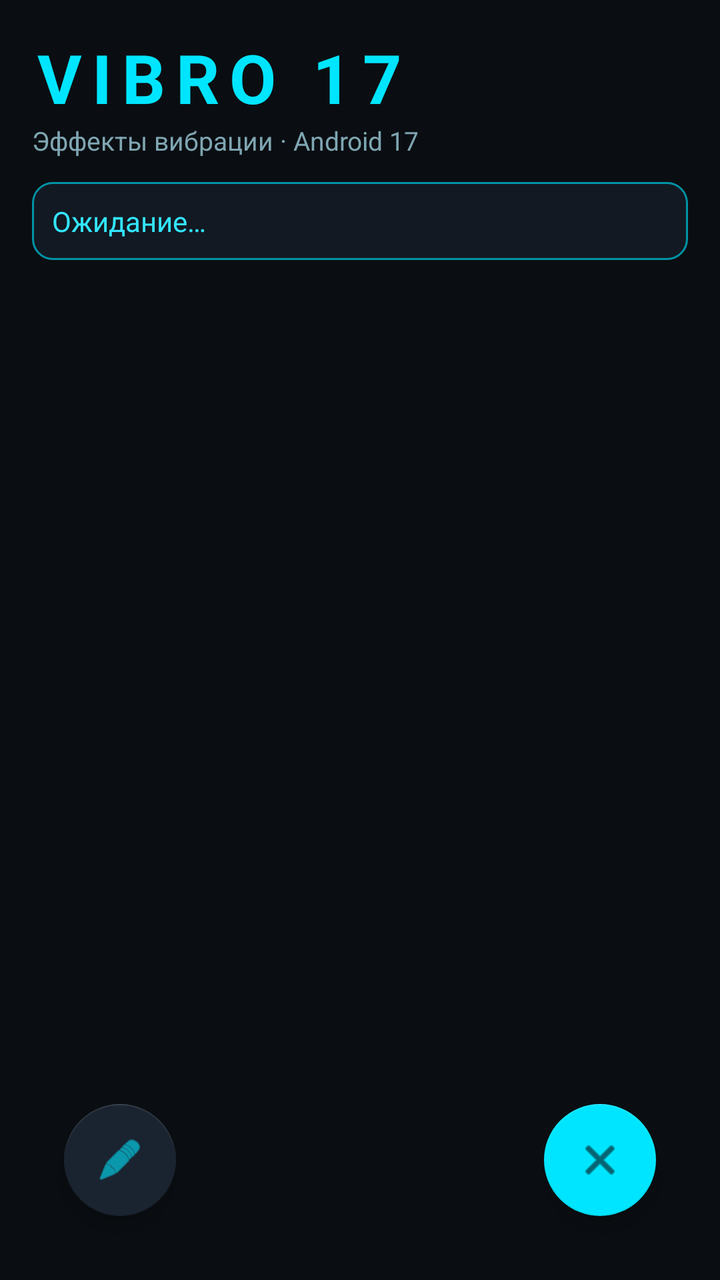
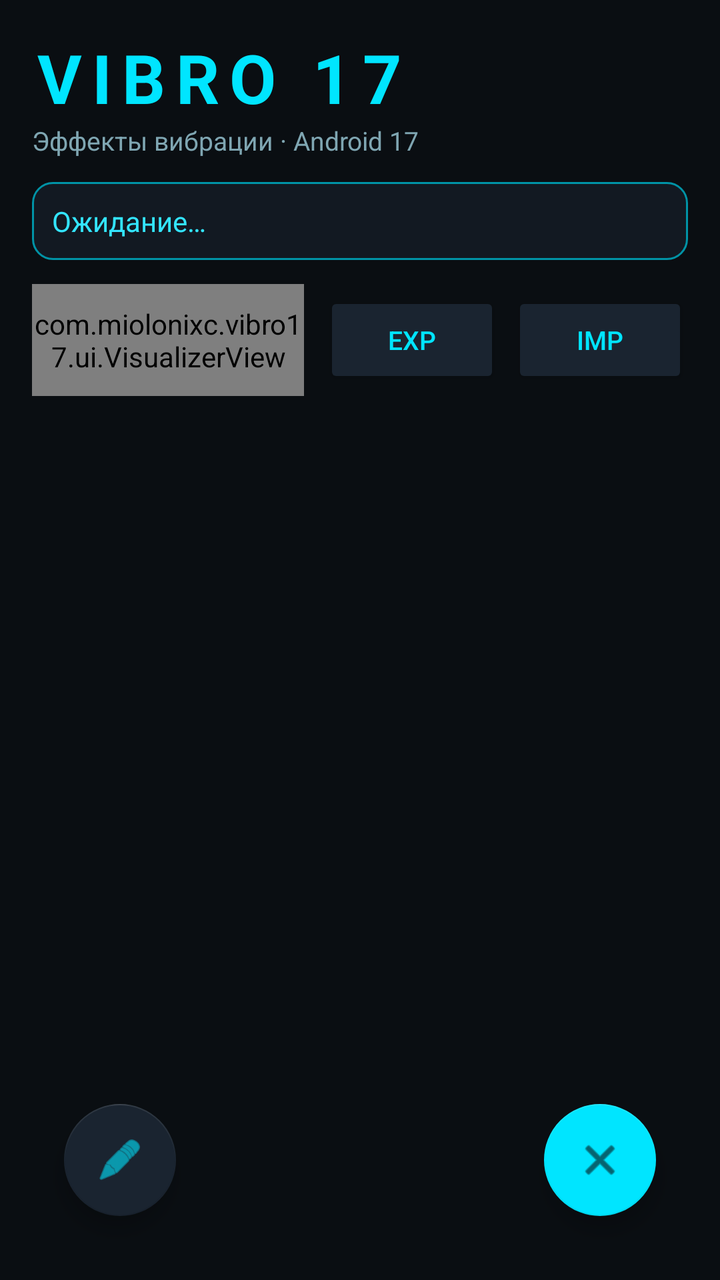

Two renders of the same Android screen: before a commit and after it. Below are the layout's source before the change and the commit's diff.
<!-- AndroidManifest.xml: application theme Theme.Vibro17 -->
<!-- res/layout/activity_main.xml -->
<?xml version="1.0" encoding="utf-8"?>
<androidx.constraintlayout.widget.ConstraintLayout
    xmlns:android="http://schemas.android.com/apk/res/android"
    xmlns:app="http://schemas.android.com/apk/res-auto"
    android:layout_width="match_parent"
    android:layout_height="match_parent"
    android:background="@color/black"
    android:padding="16dp">

    <TextView
        android:id="@+id/titleMain"
        android:layout_width="wrap_content"
        android:layout_height="wrap_content"
        android:text="@string/title_main"
        android:textSize="34sp"
        android:textStyle="bold"
        android:letterSpacing="0.15"
        android:textColor="@color/cyan"
        app:layout_constraintTop_toTopOf="parent"
        app:layout_constraintStart_toStartOf="parent" />

    <View
        android:id="@+id/liveDot"
        android:layout_width="12dp"
        android:layout_height="12dp"
        android:layout_marginStart="12dp"
        android:background="@drawable/bg_dot"
        android:visibility="invisible"
        app:layout_constraintBottom_toBottomOf="@id/titleMain"
        app:layout_constraintStart_toEndOf="@id/titleMain"
        app:layout_constraintTop_toTopOf="@id/titleMain" />

    <TextView
        android:id="@+id/subtitleMain"
        android:layout_width="wrap_content"
        android:layout_height="wrap_content"
        android:text="@string/subtitle_main"
        android:textSize="13sp"
        android:textColor="@color/text_secondary"
        app:layout_constraintTop_toBottomOf="@id/titleMain"
        app:layout_constraintStart_toStartOf="parent" />

    <TextView
        android:id="@+id/statusText"
        android:layout_width="0dp"
        android:layout_height="wrap_content"
        android:layout_marginTop="12dp"
        android:padding="10dp"
        android:background="@drawable/bg_status"
        android:text="@string/status_idle"
        android:textColor="@color/cyan_glow"
        android:textSize="14sp"
        app:layout_constraintTop_toBottomOf="@id/subtitleMain"
        app:layout_constraintStart_toStartOf="parent"
        app:layout_constraintEnd_toEndOf="parent" />

    <androidx.recyclerview.widget.RecyclerView
        android:id="@+id/effectGrid"
        android:layout_width="0dp"
        android:layout_height="0dp"
        android:layout_marginTop="14dp"
        android:scrollbars="vertical"
        app:layoutManager="androidx.recyclerview.widget.GridLayoutManager"
        app:spanCount="2"
        app:layout_constraintTop_toBottomOf="@id/statusText"
        app:layout_constraintBottom_toBottomOf="parent"
        app:layout_constraintStart_toStartOf="parent"
        app:layout_constraintEnd_toEndOf="parent" />

    <com.google.android.material.floatingactionbutton.FloatingActionButton
        android:id="@+id/editorFab"
        android:layout_width="wrap_content"
        android:layout_height="wrap_content"
        android:layout_margin="16dp"
        android:contentDescription="Редактор"
        android:src="@android:drawable/ic_menu_edit"
        app:backgroundTint="@color/surface_raised"
        app:tint="@color/cyan"
        app:layout_constraintBottom_toBottomOf="parent"
        app:layout_constraintStart_toStartOf="parent" />

    <com.google.android.material.floatingactionbutton.FloatingActionButton
        android:id="@+id/stopFab"
        android:layout_width="wrap_content"
        android:layout_height="wrap_content"
        android:layout_margin="16dp"
        android:contentDescription="Стоп"
        android:src="@android:drawable/ic_menu_close_clear_cancel"
        app:backgroundTint="@color/cyan"
        app:tint="@color/black"
        app:layout_constraintBottom_toBottomOf="parent"
        app:layout_constraintEnd_toEndOf="parent" />

</androidx.constraintlayout.widget.ConstraintLayout>
<!-- resources referenced by this layout -->
<resources>
  <color name="black">#0A0E12</color>
  <color name="cyan">#00E5FF</color>
  <color name="cyan_glow">#33E5FF</color>
  <color name="surface_raised">#1A2430</color>
  <color name="text_secondary">#7FA6B2</color>
  <!-- drawable bg_dot (drawable) -->
  <?xml version="1.0" encoding="utf-8"?>
  <shape xmlns:android="http://schemas.android.com/apk/res/android"
      android:shape="oval">
      <solid android:color="@color/cyan" />
  </shape>
  <!-- drawable bg_status (drawable) -->
  <?xml version="1.0" encoding="utf-8"?>
  <shape xmlns:android="http://schemas.android.com/apk/res/android">
      <solid android:color="@color/surface" />
      <stroke android:color="@color/cyan_dim" android:width="1dp" />
      <corners android:radius="10dp" />
  </shape>
  <string name="status_idle">Ожидание…</string>
  <string name="subtitle_main">Эффекты вибрации · Android 17</string>
  <string name="title_main">VIBRO 17</string>
  <style name="Theme.Vibro17" parent="Theme.MaterialComponents.NoActionBar">
          <item name="colorPrimary">@color/cyan</item>
          <item name="colorPrimaryVariant">@color/cyan_dim</item>
          <item name="colorOnPrimary">@color/black</item>
          <item name="colorSecondary">@color/cyan</item>
          <item name="colorOnSecondary">@color/black</item>
          <item name="android:colorBackground">@color/black</item>
          <item name="colorSurface">@color/surface</item>
          <item name="colorOnSurface">@color/text_primary</item>
          <item name="android:statusBarColor">@color/black</item>
          <item name="android:navigationBarColor">@color/black</item>
          <item name="android:windowBackground">@color/black</item>
      </style>
  <color name="surface">#121922</color>
  <color name="cyan_dim">#0093A6</color>
  <color name="text_primary">#E8F7FB</color>
</resources>

<!-- the commit's change to res/layout/activity_main.xml (unified diff, before → after) -->
@@ -54,6 +54,46 @@
         app:layout_constraintStart_toStartOf="parent"
         app:layout_constraintEnd_toEndOf="parent" />
 
+    <LinearLayout
+        android:id="@+id/toolsRow"
+        android:layout_width="0dp"
+        android:layout_height="wrap_content"
+        android:layout_marginTop="12dp"
+        android:orientation="horizontal"
+        android:gravity="center_vertical"
+        app:layout_constraintTop_toBottomOf="@id/statusText"
+        app:layout_constraintStart_toStartOf="parent"
+        app:layout_constraintEnd_toEndOf="parent">
+
+        <com.miolonixc.vibro17.ui.VisualizerView
+            android:id="@+id/visualizer"
+            android:layout_width="0dp"
+            android:layout_height="56dp"
+            android:layout_weight="1" />
+
+        <Button
+            android:id="@+id/exportBtn"
+            android:layout_width="wrap_content"
+            android:layout_height="wrap_content"
+            android:layout_marginStart="10dp"
+            android:text="EXP"
+            android:textSize="13sp"
+            android:contentDescription="Экспорт"
+            android:backgroundTint="@color/surface_raised"
+            android:textColor="@color/cyan" />
+
+        <Button
+            android:id="@+id/importBtn"
+            android:layout_width="wrap_content"
+            android:layout_height="wrap_content"
+            android:layout_marginStart="6dp"
+            android:text="IMP"
+            android:textSize="13sp"
+            android:contentDescription="Импорт"
+            android:backgroundTint="@color/surface_raised"
+            android:textColor="@color/cyan" />
+    </LinearLayout>
+
     <androidx.recyclerview.widget.RecyclerView
         android:id="@+id/effectGrid"
         android:layout_width="0dp"
@@ -62,7 +102,7 @@
         android:scrollbars="vertical"
         app:layoutManager="androidx.recyclerview.widget.GridLayoutManager"
         app:spanCount="2"
-        app:layout_constraintTop_toBottomOf="@id/statusText"
+        app:layout_constraintTop_toBottomOf="@id/toolsRow"
         app:layout_constraintBottom_toBottomOf="parent"
         app:layout_constraintStart_toStartOf="parent"
         app:layout_constraintEnd_toEndOf="parent" />
